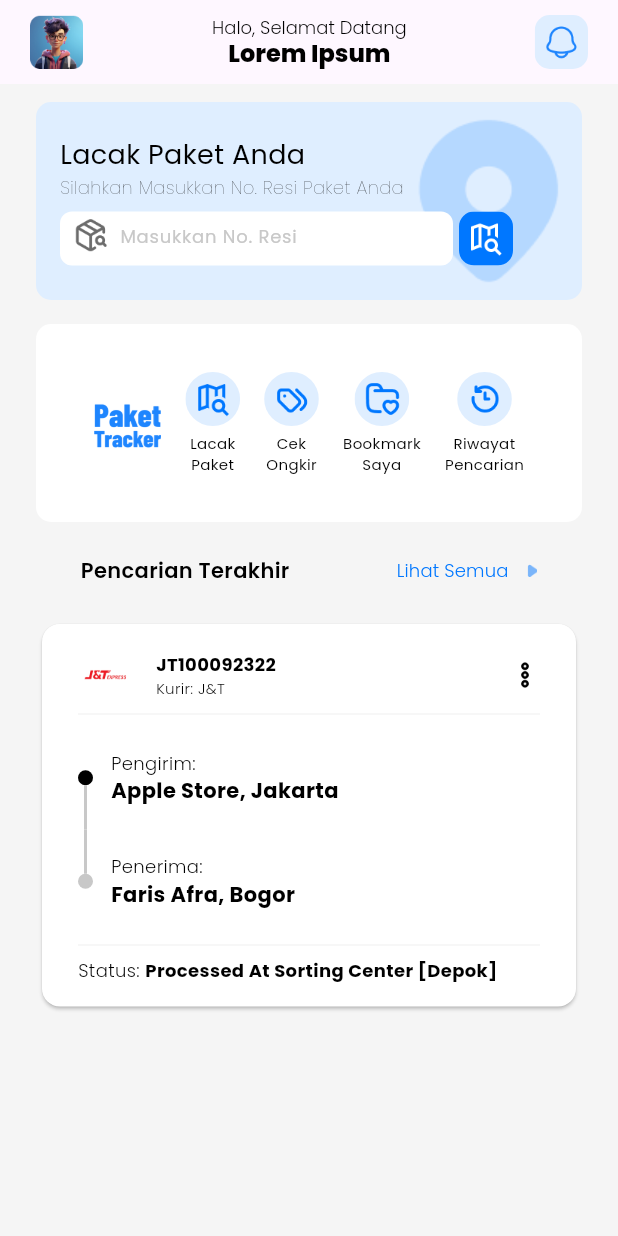
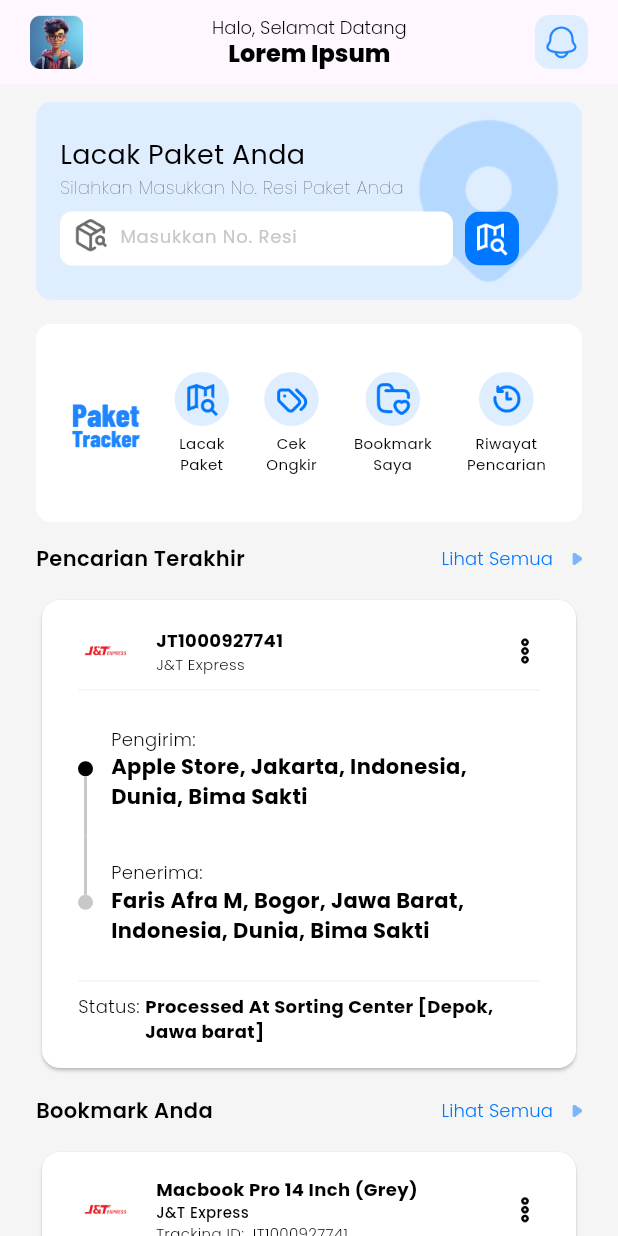
Before and after one commit to FarisAfra/Paket_Tracker, a Flutter app: the Homepage screen opened directly, on a phone screen of 412 x 824 dp. Run offline on Flutter 3.47's test engine with Material 3 defaults, Android fonts, the phone set to English and light mode, and no system bars; drawn by our look-alikes of timeline_tile; our stand-ins replace google_fonts.

Commit message:
Update: Add Bookmark Widget in Homepage

```diff
--- a/lib/screens/homepage.dart
+++ b/lib/screens/homepage.dart
@@ -41,11 +41,13 @@
             ),
           ),
           actions: [
-          CustomIconButton(icons: AppIcons.IcNotificationBlue, handler: () {}),
+            CustomIconButton(
+                icons: AppIcons.IcNotificationBlue, handler: () {}),
             SizedBox(width: 20)
           ],
         ),
-      body: Center(
+        body: SingleChildScrollView(
+          child: Center(
               child: Padding(
             padding: EdgeInsets.symmetric(horizontal: 24, vertical: 12),
             child: Column(
@@ -53,17 +55,26 @@
                 LacakPaket(),
                 AppSpacer.VerticalSpacerLarge,
                 FeatureApp(),
-            AppSpacer.VerticalSpacerSmall,
                 TitleDetail(
                     textTitle: 'Pencarian Terakhir',
                     textDetail: 'Lihat Semua',
-                handler: () {}),
-            AppSpacer.VerticalSpacerSmall,
-            Expanded(child: DataRiwayatBuilder())
+                    handler: () {}
+                ),
+                DataRiwayatTerakhir(),
+                TitleDetail(
+                    textTitle: 'Bookmark Anda',
+                    textDetail: 'Lihat Semua',
+                    handler: () {}
+                ),
+                Container(
+                  height: 170,
+                  child: Expanded(child: DataBookmark()),
+                ),
+
               ],
             ),
           )),
-    );
+        ));
   }
 }
 
@@ -95,7 +106,7 @@
                     Row(
                       children: [
                         CustomTextfieldsIcon(),
-                        AppSpacer.HorizontalSpacerExtraSmall,
+                        AppSpacer.HorizontalSpacerSmall,
                         CustomIconButton(
                           icons: AppIcons.IcTrackWhite,
                           bgColor: AppColors.BiruPrimary,
@@ -126,22 +137,22 @@
                 'assets/images/logo_app_2_blue.png',
                 width: 45,
               ),
-              AppSpacer.HorizontalSpacerLarge,
+              Spacer(),
               CustomIconTextButton(
                   icons: AppIcons.IcTrackBlue,
                   text: 'Lacak\nPaket',
                   handler: () {}),
-              AppSpacer.HorizontalSpacerLarge,
+              Spacer(),
               CustomIconTextButton(
                   icons: AppIcons.IcOngkirBlue,
                   text: 'Cek\nOngkir',
                   handler: () {}),
-              AppSpacer.HorizontalSpacerLarge,
+              Spacer(),
               CustomIconTextButton(
                   icons: AppIcons.IcBookmarkBlue,
                   text: 'Bookmark\nSaya',
                   handler: () {}),
-              AppSpacer.HorizontalSpacerLarge,
+              Spacer(),
               CustomIconTextButton(
                   icons: AppIcons.IcHistoryBlue,
                   text: 'Riwayat\nPencarian',
@@ -152,22 +163,169 @@
   );
 }
 
-Widget DataRiwayatBuilder() {
+Widget DataRiwayatTerakhir() {
   List<Map<String, String>> items = [
     {
       "awb": "JT1000927741",
       "courier": "J&T Express",
-      "origin": "Jakarta, Indonesia",
-      "destination": "Bogor, Jawa Barat",
+      "origin": "Jakarta, Indonesia, Dunia, Bima Sakti",
+      "destination": "Bogor, Jawa Barat, Indonesia, Dunia, Bima Sakti",
       "shiper": "Apple Store",
       "reciever": "Faris Afra M",
-      "desc": "Processed At Sorting Center [Depok]"
+      "desc": "Processed At Sorting Center [Depok, Jawa barat]"
+    },
+  ];
+
+  return Center(
+    child: Container(
+        width: double.infinity,
+        child: Column(
+          children: [
+            Card(
+              color: Colors.white,
+              child: Padding(
+                padding: EdgeInsets.symmetric(vertical: 16, horizontal: 24),
+                child: Column(
+                  children: [
+                    Row(
+                      mainAxisAlignment: MainAxisAlignment.center,
+                      children: [
+                        LogoJNT(),
+                        AppSpacer.HorizontalSpacerLarge,
+                        Column(
+                          crossAxisAlignment: CrossAxisAlignment.start,
+                          children: [
+                            Text(items[0]["awb"]!, style: AppFonts.poppinsBold()),
+                            Text(
+                              '${items[0]["courier"]}',
+                              style: AppFonts.poppinsLight(fontSize: 10),
+                            )
+                          ],
+                        ),
+                        Spacer(),
+                        GestureDetector(
+                          child: Image.asset(
+                            AppIcons.IcMoreBlack,
+                            height: 20,
+                          ),
+                        )
+                      ],
+                    ),
+                    Divider(color: AppColors.BgPutih),
+                    TimelineTile(
+                        alignment: TimelineAlign.start,
+                        isFirst: true,
+                        indicatorStyle:
+                            IndicatorStyle(color: AppColors.Hitam, width: 10),
+                        beforeLineStyle:
+                            LineStyle(color: AppColors.AbuMuda, thickness: 2),
+                        endChild: Padding(
+                          padding: EdgeInsets.symmetric(horizontal: 12),
+                          child: Column(
+                            crossAxisAlignment: CrossAxisAlignment.start,
+                            children: [
+                              AppSpacer.VerticalSpacerLarge,
+                              Text(
+                                'Pengirim:',
+                                style: AppFonts.poppinsLight(fontSize: 12),
+                              ),
+                              Container(
+                                child: Text('${items[0]["shiper"]}, ${items[0]["origin"]}',
+                                    maxLines: 2,
+                                    overflow: TextOverflow.ellipsis,
+                                    style: AppFonts.poppinsBold(fontSize: 14)),
+                              ),
+                              AppSpacer.VerticalSpacerLarge
+                            ],
+                          ),
+                        )),
+                    TimelineTile(
+                        alignment: TimelineAlign.start,
+                        isLast: true,
+                        indicatorStyle:
+                            IndicatorStyle(color: AppColors.AbuMuda, width: 10),
+                        beforeLineStyle:
+                            LineStyle(color: AppColors.AbuMuda, thickness: 2),
+                        endChild: Padding(
+                          padding: EdgeInsets.symmetric(horizontal: 12),
+                          child: Column(
+                            crossAxisAlignment: CrossAxisAlignment.start,
+                            children: [
+                              AppSpacer.VerticalSpacerLarge,
+                              Text(
+                                'Penerima:',
+                                style: AppFonts.poppinsLight(fontSize: 12),
+                              ),
+                              Container(
+                                child: Text(
+                                    '${items[0]["reciever"]}, ${items[0]["destination"]}',
+                                    maxLines: 2,
+                                    overflow: TextOverflow.ellipsis,
+                                    style: AppFonts.poppinsBold(fontSize: 14)),
+                              ),
+                              AppSpacer.VerticalSpacerLarge
+                            ],
+                          ),
+                        )),
+                    Divider(color: AppColors.BgPutih),
+                    Row(
+                      crossAxisAlignment: CrossAxisAlignment.start,
+                      children: [
+                        Text('Status: ',
+                            style: AppFonts.poppinsLight(fontSize: 12)),
+                        Flexible(
+                          child: Text(items[0]["desc"]!,
+                              style: AppFonts.poppinsBold(fontSize: 12)),
+                        ),
+                      ],
+                    )
+                  ],
+                ),
+              ),
+            ),
+          ],
+        ),
+      ),
+  );
+}
+
+Widget DataBookmark() {
+  List<Map<String, String>> items = [
+    {
+      "name": "Macbook Pro 14 Inch (Grey)",
+      "awb": "JT1000927741",
+      "courier": "J&T Express",
+      "origin": "Jakarta, Indonesia, Dunia, Bima Sakti",
+      "destination": "Bogor, Jawa Barat, Indonesia, Dunia, Bima Sakti",
+      "shiper": "Apple Store",
+      "reciever": "Faris Afra M",
+      "desc": "Processed At Sorting Center [Depok, Jawa barat]"
+    },
+    {
+      "name": "Macbook Pro 14 Inch (Grey)",
+      "awb": "JT1000927741",
+      "courier": "J&T Express",
+      "origin": "Jakarta, Indonesia, Dunia, Bima Sakti",
+      "destination": "Bogor, Jawa Barat, Indonesia, Dunia, Bima Sakti",
+      "shiper": "Apple Store",
+      "reciever": "Faris Afra M",
+      "desc": "Processed At Sorting Center [Depok, Jawa barat]"
+    },
+    {
+      "name": "Macbook Pro 14 Inch (Grey)",
+      "awb": "JT1000927741",
+      "courier": "J&T Express",
+      "origin": "Jakarta, Indonesia, Dunia, Bima Sakti",
+      "destination": "Bogor, Jawa Barat, Indonesia, Dunia, Bima Sakti",
+      "shiper": "Apple Store",
+      "reciever": "Faris Afra M",
+      "desc": "Processed At Sorting Center [Depok, Jawa barat]"
     },
   ];
 
   return Center(
     child: ListView.builder(
-      itemCount: items.length,
+      itemCount: 2,
       itemBuilder: (_, index) {
         var item = items[index];
         return Card(
@@ -185,9 +343,13 @@
                     Column(
                       crossAxisAlignment: CrossAxisAlignment.start,
                       children: [
-                        Text('JT100092322', style: AppFonts.poppinsBold()),
+                        Text(item["name"]!, style: AppFonts.poppinsBold()),
                         Text(
-                          'Kurir: J&T',
+                          '${item["courier"]}',
+                          style: AppFonts.poppinsMedium(fontSize: 10),
+                        ),
+                        Text(
+                          'Tracking ID: ${item["awb"]}',
                           style: AppFonts.poppinsLight(fontSize: 10),
                         )
                       ],
@@ -201,77 +363,6 @@
                     )
                   ],
                 ),
-                Divider(color: AppColors.BgPutih),
-
-                TimelineTile(
-                    alignment: TimelineAlign.start,
-                    isFirst: true,
-                    indicatorStyle:
-                        IndicatorStyle(color: AppColors.Hitam, width: 10),
-                    beforeLineStyle:
-                        LineStyle(color: AppColors.AbuMuda, thickness: 2),
-                    endChild: Padding(
-                      padding: EdgeInsets.symmetric(horizontal: 12),
-                      child: Column(
-                        crossAxisAlignment: CrossAxisAlignment.start,
-                        children: [
-                          AppSpacer.VerticalSpacerLarge,
-                          Text(
-                            'Pengirim:',
-                            style: AppFonts.poppinsLight(fontSize: 12),
-                          ),
-                          Row(
-                            children: [
-                              Text('Apple Store, ',
-                                  style: AppFonts.poppinsBold(fontSize: 14)),
-                              Text('Jakarta',
-                                  style: AppFonts.poppinsBold(fontSize: 14)),
-                            ],
-                          ),
-                          AppSpacer.VerticalSpacerLarge
-                        ],
-                      ),
-                    )),
-
-                TimelineTile(
-                    alignment: TimelineAlign.start,
-                    isLast: true,
-                    indicatorStyle:
-                        IndicatorStyle(color: AppColors.AbuMuda, width: 10),
-                    beforeLineStyle:
-                        LineStyle(color: AppColors.AbuMuda, thickness: 2),
-                    endChild: Padding(
-                      padding: EdgeInsets.symmetric(horizontal: 12),
-                      child: Column(
-                        crossAxisAlignment: CrossAxisAlignment.start,
-                        children: [
-                          AppSpacer.VerticalSpacerLarge,
-                          Text(
-                            'Penerima:',
-                            style: AppFonts.poppinsLight(fontSize: 12),
-                          ),
-                          Row(
-                            children: [
-                              Text('Faris Afra, ',
-                                  style: AppFonts.poppinsBold(fontSize: 14)),
-                              Text('Bogor',
-                                  style: AppFonts.poppinsBold(fontSize: 14)),
-                            ],
-                          ),
-                          AppSpacer.VerticalSpacerLarge
-                        ],
-                      ),
-                    )),
-
-                Divider(color: AppColors.BgPutih),
-
-                Row(
-                  children: [
-                    Text('Status: ',
-                        style: AppFonts.poppinsLight(fontSize: 12)),
-                    Text('Processed At Sorting Center [Depok]', style: AppFonts.poppinsBold(fontSize: 12)),
-                  ],
-                )
               ],
             ),
           )),
--- a/lib/screens/widgets/texts/title_detail.dart
+++ b/lib/screens/widgets/texts/title_detail.dart
@@ -18,10 +18,10 @@
   @override
   Widget build(BuildContext context) {
     return Row(
-      mainAxisAlignment: MainAxisAlignment.spaceAround,
       children: [
         Text(textTitle,
             style: AppFonts.poppinsSemiBold(fontSize: 14)),
+        Spacer(),
         Row(
           children: [
             TextButton(
```
Lines whose indentation alone changed are shown as unchanged.
